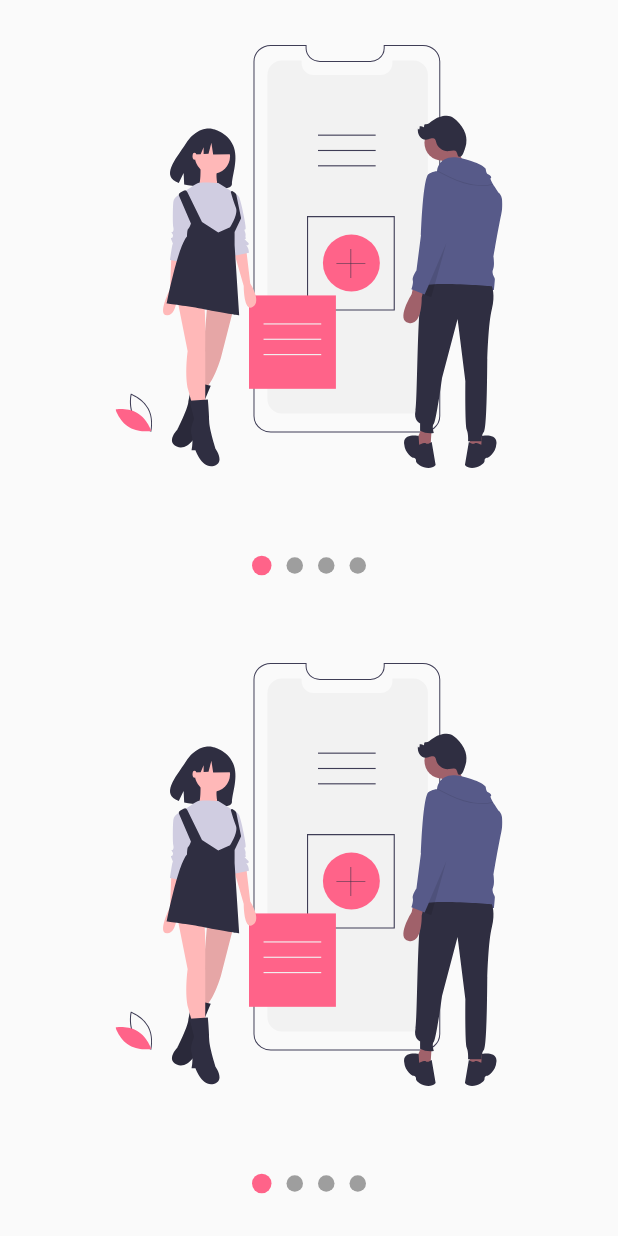
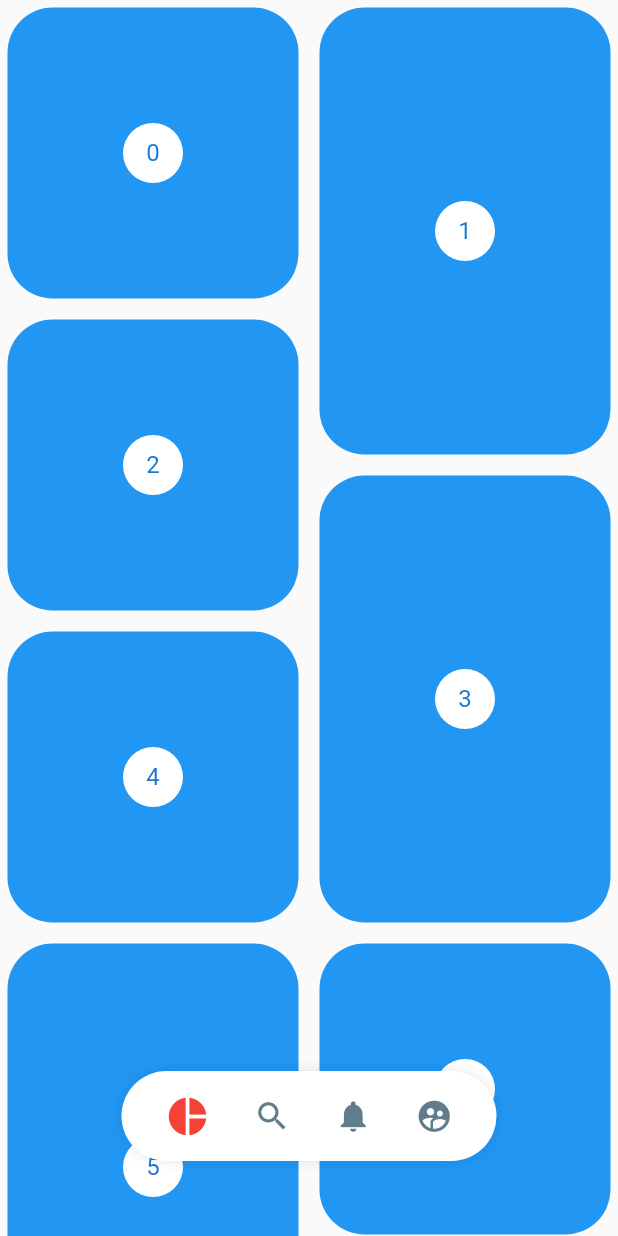
Before and after one commit to Lincol1999/Dise-o_profesional, a Flutter app: the screen it shows after launch, on a phone screen of 412 x 824 dp. Run offline on Flutter 3.47's test engine with Material 2 defaults, Android fonts, the phone set to English and light mode, and no system bars; our stand-ins replace flutter_svg.

Commit message:
Pinterest Terminado

```diff
--- a/lib/main.dart
+++ b/lib/main.dart
@@ -1,6 +1,7 @@
 import 'package:flutter/material.dart';
 
-import 'package:diseno_profesional/src/pages/slideshow_page.dart';
+import 'package:diseno_profesional/src/pages/pinterest_page.dart';
+// import 'package:diseno_profesional/src/pages/slideshow_page.dart';
 
 // import 'package:diseno_profesional/src/pages/graficas_circulares_pages.dart';
 // import 'package:diseno_profesional/src/labs/slidershow_page.dart';
@@ -21,7 +22,7 @@ class MyApp extends StatelessWidget {
     return MaterialApp(
       debugShowCheckedModeBanner: false,
       title: 'Diseño Profesional',
-      home: SlideshowPage(),
+      home: PinteresPage(),
     );
   }
 }
--- /dev/null
+++ b/lib/src/pages/pinterest_page.dart
@@ -0,0 +1,120 @@
+import 'package:flutter/material.dart';
+
+import 'package:provider/provider.dart';
+import 'package:diseno_profesional/src/widgets/pinterest_menu.dart';
+
+import 'package:flutter_staggered_grid_view/flutter_staggered_grid_view.dart';
+
+class PinteresPage extends StatelessWidget {
+  @override
+  Widget build(BuildContext context) {
+    return ChangeNotifierProvider(
+      create: (context) => new _MenuModel(),
+      child: Scaffold(
+        // body: PinterestMenu(),
+        // body: PinterestGrid(),
+        body: Stack(
+          children: [
+            PinterestGrid(),
+            _PinterestMenuLocation(),
+          ],
+        ),
+      ),
+    );
+  }
+}
+
+class _PinterestMenuLocation extends StatelessWidget {
+  @override
+  Widget build(BuildContext context) {
+    final mostrar = Provider.of<_MenuModel>(context).mostrar;
+
+    final widthPantalla = MediaQuery.of(context).size.width;
+    return Positioned(
+        bottom: 30,
+        child: Container(
+          // color: Colors.red,
+          height: 100,
+          width: widthPantalla,
+          child: Align(
+            child: PinterestMenu(
+              mostrar: mostrar,
+              backgroundColor: Colors.red,
+            ),
+          ),
+        ));
+  }
+}
+
+class PinterestGrid extends StatefulWidget {
+  @override
+  _PinterestGridState createState() => _PinterestGridState();
+}
+
+class _PinterestGridState extends State<PinterestGrid> {
+  final List<int> items = List.generate(200, (i) => i);
+  ScrollController controller = new ScrollController();
+  double scrollAnterior = 0.0;
+  @override
+  void initState() {
+    controller.addListener(() {
+      if (controller.offset > scrollAnterior && controller.offset > 150) {
+        Provider.of<_MenuModel>(context, listen: false).mostrar = false;
+      } else {
+        Provider.of<_MenuModel>(context, listen: false).mostrar = true;
+      }
+      scrollAnterior = controller.offset;
+    });
+    super.initState();
+  }
+
+  @override
+  void dispose() {
+    controller.dispose();
+    super.dispose();
+  }
+
+  @override
+  Widget build(BuildContext context) {
+    return new StaggeredGridView.countBuilder(
+      controller: controller,
+      crossAxisCount: 4,
+      itemCount: items.length,
+      itemBuilder: (BuildContext context, int index) => _PinterestItem(index),
+      staggeredTileBuilder: (int index) =>
+          new StaggeredTile.count(2, index.isEven ? 2 : 3),
+      mainAxisSpacing: 4.0,
+      crossAxisSpacing: 4.0,
+    );
+  }
+}
+
+class _PinterestItem extends StatelessWidget {
+  final int index;
+  _PinterestItem(this.index);
+  @override
+  Widget build(BuildContext context) {
+    return new Container(
+        margin: EdgeInsets.all(5),
+        decoration: BoxDecoration(
+            color: Colors.blue,
+            borderRadius: BorderRadius.all(Radius.circular(30))),
+        child: new Center(
+          child: new CircleAvatar(
+            backgroundColor: Colors.white,
+            child: new Text('$index'),
+          ),
+        ));
+  }
+}
+
+//Creamos instancia de un modelo para con los datos y notificar a los Listeners
+
+class _MenuModel with ChangeNotifier {
+  bool _mostrar = true;
+  bool get mostrar => this._mostrar;
+  set mostrar(bool valor) {
+    this._mostrar = valor;
+    notifyListeners();
+  }
+}
--- /dev/null
+++ b/lib/src/widgets/pinterest_menu.dart
@@ -0,0 +1,135 @@
+import 'package:flutter/material.dart';
+import 'package:provider/provider.dart';
+
+class PinterestButton {
+  final Function onPressed;
+  final IconData icon;
+
+  PinterestButton({@required this.onPressed, @required this.icon});
+}
+
+class PinterestMenu extends StatelessWidget {
+  final bool mostrar;
+  final Color backgroundColor;
+  final Color activeColor; //Red
+  final Color inactiveCOlor; //Black
+
+  PinterestMenu({
+    this.mostrar = true,
+    this.backgroundColor = Colors.white,
+    this.activeColor = Colors.red,
+    this.inactiveCOlor = Colors.blueGrey,
+  });
+
+  final List<PinterestButton> items = [
+    PinterestButton(
+        icon: Icons.pie_chart,
+        onPressed: () {
+          print('Icon pie_chart');
+        }),
+    PinterestButton(
+        icon: Icons.search,
+        onPressed: () {
+          print('Icon search');
+        }),
+    PinterestButton(
+        icon: Icons.notifications,
+        onPressed: () {
+          print('Icon notifications');
+        }),
+    PinterestButton(
+        icon: Icons.supervised_user_circle,
+        onPressed: () {
+          print('Icon supervised_user_circle');
+        })
+  ];
+
+  @override
+  Widget build(BuildContext context) {
+    return ChangeNotifierProvider(
+      create: (context) => new _MenuModel(),
+      child: AnimatedOpacity(
+        duration: Duration(milliseconds: 250),
+        opacity: (mostrar) ? 1 : 0,
+        child: _PinterestMenuBackground(
+          child: _MenuItems(items),
+        ),
+      ),
+    );
+  }
+}
+
+class _PinterestMenuBackground extends StatelessWidget {
+  final Widget child;
+  _PinterestMenuBackground({@required this.child});
+
+  @override
+  Widget build(BuildContext context) {
+    Color backgroundColor = Provider.of<_MenuModel>(context).backgroundColor;
+
+    return Container(
+      child: child,
+      width: 250,
+      height: 60,
+      decoration: BoxDecoration(
+          color: backgroundColor,
+          borderRadius: BorderRadius.all(Radius.circular(100)),
+          boxShadow: [
+            BoxShadow(color: Colors.black26, blurRadius: 10, spreadRadius: -5),
+          ]),
+    );
+  }
+}
+
+class _MenuItems extends StatelessWidget {
+  final List<PinterestButton> menuItems;
+  _MenuItems(this.menuItems);
+
+  @override
+  Widget build(BuildContext context) {
+    return Row(
+        mainAxisAlignment: MainAxisAlignment.spaceEvenly,
+        children: List.generate(
+            menuItems.length, (i) => _PinterestMenuButton(i, menuItems[i])));
+  }
+}
+
+class _PinterestMenuButton extends StatelessWidget {
+  final int index;
+  final PinterestButton item;
+  _PinterestMenuButton(this.index, this.item);
+
+  @override
+  Widget build(BuildContext context) {
+    final itemSeleccionado = Provider.of<_MenuModel>(context).itemSeleccionado;
+
+    return GestureDetector(
+      onTap: () {
+        Provider.of<_MenuModel>(context, listen: false).itemSeleccionado =
+            index;
+        item.onPressed();
+      },
+      behavior: HitTestBehavior.translucent,
+      child: Container(
+        child: Icon(
+          item.icon,
+          size: (itemSeleccionado == index) ? 30 : 25,
+          color: (itemSeleccionado == index) ? Colors.red : Colors.blueGrey,
+        ),
+      ),
+    );
+  }
+}
+
+class _MenuModel with ChangeNotifier {
+  int _itemSeleccionado = 0;
+  Color backgroundColor = Colors.white;
+  Color activeColor = Colors.red;
+  Color inactiveCOlor = Colors.blueGrey;
+
+  int get itemSeleccionado => this._itemSeleccionado;
+  set itemSeleccionado(int index) {
+    this._itemSeleccionado = index;
+    notifyListeners();
+  }
+}
--- a/pubspec.yaml
+++ b/pubspec.yaml
@@ -33,6 +33,8 @@ dependencies:
   flutter_svg: ^0.19.3
   #Para manejar la instancia de la clase
   provider:
+  #Para manejar cuadriculas de pinteres
+  flutter_staggered_grid_view: ^0.3.4
 
 
 dev_dependencies:
```
Also changed, not shown: pubspec.lock.
